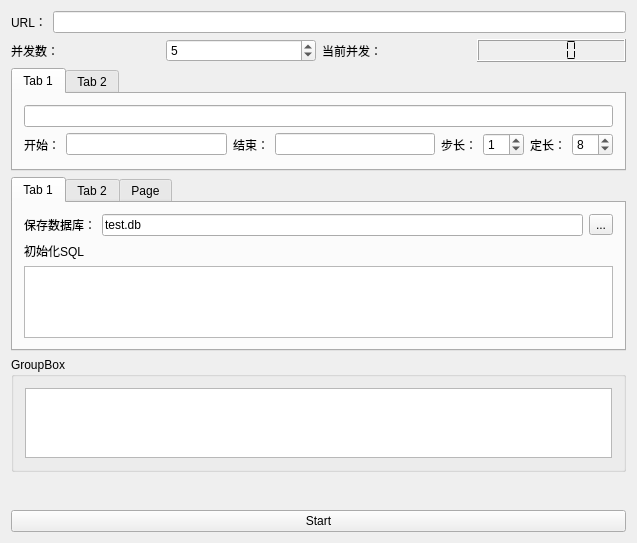
Qt form mainwidget.ui (a200332/WebCapture) before a commit.
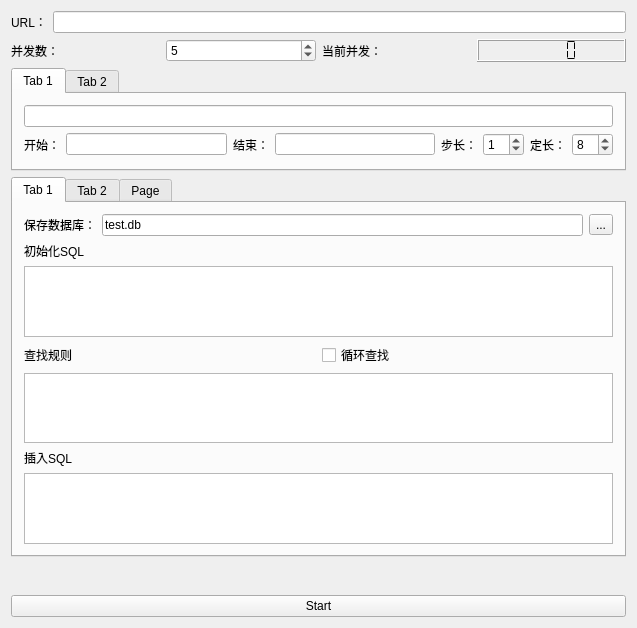
The same form after that commit. The open tabs and pages were chosen to show the change.

What changed in the file:
```diff
--- a/mainwidget.ui
+++ b/mainwidget.ui
@@ -207,7 +207,42 @@
         </widget>
        </item>
        <item>
-        <widget class="QTextEdit" name="textEdit"/>
+        <widget class="QTextEdit" name="initText"/>
+       </item>
+       <item>
+        <layout class="QHBoxLayout" name="horizontalLayout_7">
+         <item>
+          <widget class="QLabel" name="label_13">
+           <property name="text">
+            <string>查找规则</string>
+           </property>
+          </widget>
+         </item>
+         <item>
+          <widget class="QCheckBox" name="checkBox_2">
+           <property name="text">
+            <string>循环查找</string>
+           </property>
+          </widget>
+         </item>
+        </layout>
+       </item>
+       <item>
+        <widget class="QTextEdit" name="expText"/>
+       </item>
+       <item>
+        <layout class="QHBoxLayout" name="horizontalLayout_8">
+         <item>
+          <widget class="QLabel" name="label_14">
+           <property name="text">
+            <string>插入SQL</string>
+           </property>
+          </widget>
+         </item>
+        </layout>
+       </item>
+       <item>
+        <widget class="QTextEdit" name="insertText"/>
        </item>
       </layout>
      </widget>
@@ -264,31 +299,6 @@
      </widget>
     </widget>
    </item>
-   <item>
-    <widget class="QGroupBox" name="groupBox">
-     <property name="title">
-      <string>GroupBox</string>
-     </property>
-     <layout class="QVBoxLayout" name="verticalLayout_3">
-      <item>
-       <spacer name="verticalSpacer">
-        <property name="orientation">
-         <enum>Qt::Vertical</enum>
-        </property>
-        <property name="sizeHint" stdset="0">
-         <size>
-          <width>20</width>
-          <height>19</height>
-         </size>
-        </property>
-       </spacer>
-      </item>
-      <item>
-       <widget class="QPlainTextEdit" name="cookie_data"/>
-      </item>
-     </layout>
-    </widget>
-   </item>
    <item>
     <widget class="QLabel" name="state_label">
      <property name="font">
```
Left out of the diff: 2 changed lines with no effect on the pictures.
